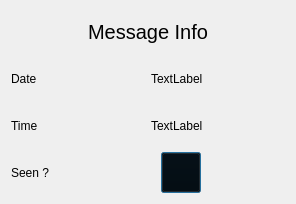
First picture: the form in Chat-Application/MsgStatus.ui, repository verina101/Chat-Application, before the edit.
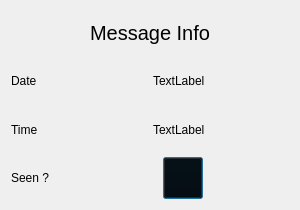
Second picture: the form after the edit.

What changed in the file:
```diff
--- a/Chat-Application/MsgStatus.ui
+++ b/Chat-Application/MsgStatus.ui
@@ -6,8 +6,8 @@
    <rect>
     <x>0</x>
     <y>0</y>
-    <width>296</width>
-    <height>204</height>
+    <width>300</width>
+    <height>210</height>
    </rect>
   </property>
   <property name="windowTitle">
```
